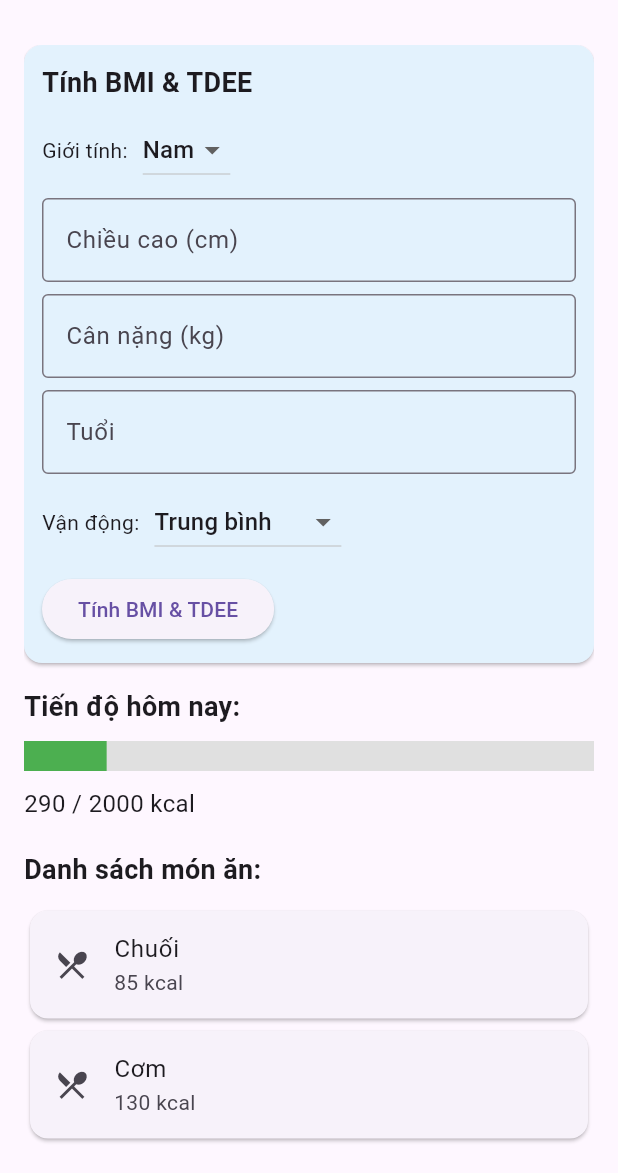
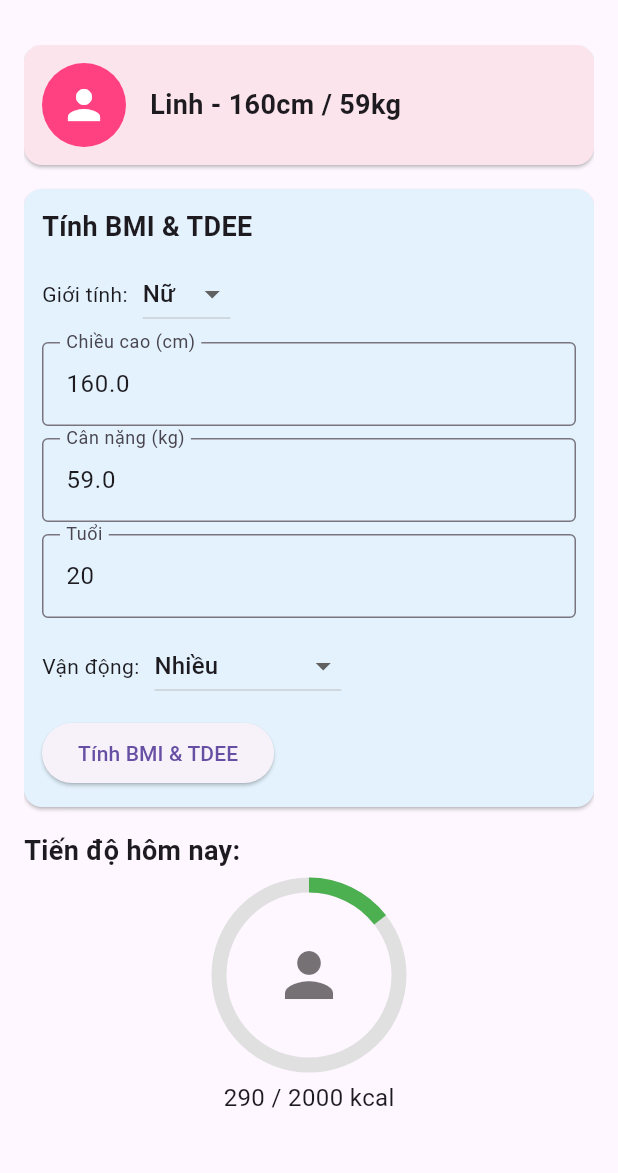
Before and after one commit to phuonglinh000/2025_LTTBDD_N04_Nhom_25, a Flutter app: the screen it shows after launch, on a phone screen of 412 x 824 dp, the part 63-1236 px from its top. Run offline on Flutter 3.47's test engine with Material 3 defaults, Android fonts, the phone set to English and light mode, and no system bars.

Commit message:
thanh tiến độ

```diff
--- a/calories/lib/man_hinh_chinh.dart
+++ b/calories/lib/man_hinh_chinh.dart
@@ -1,45 +1,37 @@
 import 'package:flutter/material.dart';
 
-class man_hinh_chinh
-    extends StatefulWidget {
+class man_hinh_chinh extends StatefulWidget {
   const man_hinh_chinh({super.key});
 
   @override
-  State<man_hinh_chinh> createState() =>
-      _man_hinh_chinhState();
+  State<man_hinh_chinh> createState() => _man_hinh_chinhState();
 }
 
-class _man_hinh_chinhState
-    extends State<man_hinh_chinh> {
-  final List<Map<String, dynamic>>
-  _meals = [
+class _man_hinh_chinhState extends State<man_hinh_chinh> {
+
+  String _userName = 'Linh';
+  double _height = 160;
+  double _weight = 59;
+  int _age = 20;
+  String _gender = 'Nữ';
+  String _activityLevel = 'Nhiều';
+
+
+  final List<Map<String, dynamic>> _meals = [
     {'name': 'Chuối', 'calories': 85},
     {'name': 'Cơm', 'calories': 130},
-    {
-      'name': 'Trứng luộc',
-      'calories': 75,
-    },
+    {'name': 'Trứng luộc', 'calories': 75},
   ];
 
-  final int _goal = 2000;
 
-  final TextEditingController
-  _heightController =
-      TextEditingController();
-  final TextEditingController
-  _weightController =
-      TextEditingController();
-  final TextEditingController
-  _ageController =
-      TextEditingController();
+  final TextEditingController _heightController = TextEditingController();
+  final TextEditingController _weightController = TextEditingController();
+  final TextEditingController _ageController = TextEditingController();
 
   double? _bmi;
   double? _tdee;
-  String _gender = 'Nam';
-  String _activityLevel = 'Trung bình';
 
-  final Map<String, double>
-  _activityFactors = {
+  final Map<String, double> _activityFactors = {
     'Ít vận động': 1.2,
     'Vận động nhẹ': 1.375,
     'Trung bình': 1.55,
@@ -47,49 +39,41 @@ class _man_hinh_chinhState
     'Rất nhiều': 1.9,
   };
 
+  @override
+  void initState() {
+    super.initState();
+    _heightController.text = _height.toString();
+    _weightController.text = _weight.toString();
+    _ageController.text = _age.toString();
+
+  }
+
+
   void _calculateBMIandTDEE() {
-    final heightCm = double.tryParse(
-      _heightController.text,
-    );
-    final weight = double.tryParse(
-      _weightController.text,
-    );
-    final age = int.tryParse(
-      _ageController.text,
-    );
+    final heightCm = double.tryParse(_heightController.text);
+    final weight = double.tryParse(_weightController.text);
+    final age = int.tryParse(_ageController.text);
 
-    if (heightCm == null ||
-        weight == null ||
-        age == null ||
-        heightCm <= 0)
-      return;
+    if (heightCm == null || weight == null || age == null || heightCm <= 0) return;
 
     final heightM = heightCm / 100;
-    final bmi =
-        weight / (heightM * heightM);
+    final bmi = weight / (heightM * heightM);
 
     double bmr;
     if (_gender == 'Nam') {
-      bmr =
-          88.36 +
-          (13.4 * weight) +
-          (4.8 * heightCm) -
-          (5.7 * age);
+      bmr = 88.36 + (13.4 * weight) + (4.8 * heightCm) - (5.7 * age);
     } else {
-      bmr =
-          447.6 +
-          (9.2 * weight) +
-          (3.1 * heightCm) -
-          (4.3 * age);
+      bmr = 447.6 + (9.2 * weight) + (3.1 * heightCm) - (4.3 * age);
     }
 
-    final tdee =
-        bmr *
-        _activityFactors[_activityLevel]!;
+    final tdee = bmr * _activityFactors[_activityLevel]!;
 
     setState(() {
       _bmi = bmi;
       _tdee = tdee;
+      _height = heightCm;
+      _weight = weight;
+      _age = age;
     });
   }
 
@@ -102,318 +86,209 @@ class _man_hinh_chinhState
 
   @override
   Widget build(BuildContext context) {
-    int totalCalories = _meals.fold(
-      0,
-      (sum, item) =>
-          sum +
-          (item['calories'] as int),
-    );
-    double progress =
-        totalCalories / _goal;
-    if (progress > 1) progress = 1;
+    final int totalCalories =
+        _meals.fold(0, (sum, item) => sum + (item['calories'] as int));
+
+    final double goal = _tdee ?? 2000.0;
+
+
+    double progress = (goal > 0) ? (totalCalories / goal) : 0.0;
+    if (progress.isInfinite || progress.isNaN) progress = 0.0;
+    if (progress < 0) progress = 0.0;
+    if (progress > 1) progress = 1.0;
 
     return Scaffold(
       appBar: AppBar(
-        title: const Text(
-          'Calorie Counter',
-        ),
+        title: const Text('Calorie Counter'),
         centerTitle: true,
       ),
       body: Padding(
-        padding: const EdgeInsets.all(
-          16.0,
-        ),
+        padding: const EdgeInsets.all(16.0),
         child: SingleChildScrollView(
-          child: Column(
-            crossAxisAlignment:
-                CrossAxisAlignment
-                    .start,
-            children: [
-              Card(
-                color: Colors.blue[50],
-                margin:
-                    const EdgeInsets.only(
-                      bottom: 16,
+          child:
+              Column(crossAxisAlignment: CrossAxisAlignment.start, children: [
+
+            Card(
+              color: Colors.pink[50],
+              margin: const EdgeInsets.only(bottom: 16),
+              child: Padding(
+                padding: const EdgeInsets.all(12.0),
+                child: Row(
+                  children: [
+                    const CircleAvatar(
+                      radius: 28,
+                      backgroundColor: Colors.pinkAccent,
+                      child: Icon(Icons.person, color: Colors.white, size: 32),
                     ),
-                child: Padding(
-                  padding:
-                      const EdgeInsets.all(
-                        12.0,
+                    const SizedBox(width: 16),
+                    Expanded(
+                      child: Text(
+                        '$_userName - ${_height.toStringAsFixed(0)}cm / ${_weight.toStringAsFixed(0)}kg',
+                        style: const TextStyle(
+                            fontSize: 18, fontWeight: FontWeight.bold),
                       ),
-                  child: Column(
-                    crossAxisAlignment:
-                        CrossAxisAlignment
-                            .start,
+                    ),
+                  ],
+                ),
+              ),
+            ),
+
+
+            Card(
+              color: Colors.blue[50],
+              margin: const EdgeInsets.only(bottom: 16),
+              child: Padding(
+                padding: const EdgeInsets.all(12.0),
+                child: Column(
+                    crossAxisAlignment: CrossAxisAlignment.start,
                     children: [
-                      const Text(
-                        'Tính BMI & TDEE',
-                        style: TextStyle(
-                          fontSize: 18,
-                          fontWeight:
-                              FontWeight
-                                  .bold,
+                      const Text('Tính BMI & TDEE',
+                          style: TextStyle(
+                              fontSize: 18, fontWeight: FontWeight.bold)),
+                      const SizedBox(height: 8),
+                      Row(children: [
+                        const Text('Giới tính:'),
+                        const SizedBox(width: 10),
+                        DropdownButton<String>(
+                          value: _gender,
+                          items: const [
+                            DropdownMenuItem(value: 'Nam', child: Text('Nam')),
+                            DropdownMenuItem(value: 'Nữ', child: Text('Nữ')),
+                          ],
+                          onChanged: (value) {
+                            setState(() {
+                              _gender = value!;
+                            });
+                          },
+                        ),
+                      ]),
+                      const SizedBox(height: 8),
+                      TextField(
+                        controller: _heightController,
+                        keyboardType: TextInputType.number,
+                        decoration: const InputDecoration(
+                          labelText: 'Chiều cao (cm)',
+                          border: OutlineInputBorder(),
                         ),
                       ),
-                      const SizedBox(
-                        height: 8,
-                      ),
-
-                      Row(
-                        children: [
-                          const Text(
-                            'Giới tính:',
-                          ),
-                          const SizedBox(
-                            width: 10,
-                          ),
-                          DropdownButton<
-                            String
-                          >(
-                            value:
-                                _gender,
-                            items: const [
-                              DropdownMenuItem(
-                                value:
-                                    'Nam',
-                                child: Text(
-                                  'Nam',
-                                ),
-                              ),
-                              DropdownMenuItem(
-                                value:
-                                    'Nữ',
-                                child: Text(
-                                  'Nữ',
-                                ),
-                              ),
-                            ],
-                            onChanged: (value) {
-                              setState(() {
-                                _gender =
-                                    value!;
-                              });
-                            },
-                          ),
-                        ],
-                      ),
-
-                      const SizedBox(
-                        height: 8,
-                      ),
+                      const SizedBox(height: 8),
                       TextField(
-                        controller:
-                            _heightController,
-                        keyboardType:
-                            const TextInputType.numberWithOptions(
-                              decimal:
-                                  true,
-                            ),
+                        controller: _weightController,
+                        keyboardType: TextInputType.number,
                         decoration: const InputDecoration(
-                          labelText:
-                              'Chiều cao (cm)',
-                          border:
-                              OutlineInputBorder(),
+                          labelText: 'Cân nặng (kg)',
+                          border: OutlineInputBorder(),
                         ),
                       ),
-                      const SizedBox(
-                        height: 8,
-                      ),
-
+                      const SizedBox(height: 8),
                       TextField(
-                        controller:
-                            _weightController,
-                        keyboardType:
-                            const TextInputType.numberWithOptions(
-                              decimal:
-                                  true,
-                            ),
+                        controller: _ageController,
+                        keyboardType: TextInputType.number,
                         decoration: const InputDecoration(
-                          labelText:
-                              'Cân nặng (kg)',
-                          border:
-                              OutlineInputBorder(),
+                          labelText: 'Tuổi',
+                          border: OutlineInputBorder(),
                         ),
                       ),
-                      const SizedBox(
-                        height: 8,
+                      const SizedBox(height: 8),
+                      Row(children: [
+                        const Text('Vận động:'),
+                        const SizedBox(width: 10),
+                        DropdownButton<String>(
+                          value: _activityLevel,
+                          items: _activityFactors.keys
+                              .map((level) =>
+                                  DropdownMenuItem(value: level, child: Text(level)))
+                              .toList(),
+                          onChanged: (value) {
+                            setState(() {
+                              _activityLevel = value!;
+                            });
+                          },
+                        ),
+                      ]),
+                      const SizedBox(height: 10),
+                      ElevatedButton(
+                        onPressed: _calculateBMIandTDEE,
+                        child: const Text('Tính BMI & TDEE'),
                       ),
+                      if (_bmi != null)
+                        Padding(
+                          padding: const EdgeInsets.only(top: 8),
+                          child: Text(
+                            'BMI: ${_bmi!.toStringAsFixed(1)} (${_getBmiCategory(_bmi!)})',
+                            style: const TextStyle(
+                                fontSize: 16, fontWeight: FontWeight.bold),
+                          ),
+                        ),
+                      if (_tdee != null)
+                        Padding(
+                          padding: const EdgeInsets.only(top: 4),
+                          child: Text(
+                            'TDEE: ${_tdee!.toStringAsFixed(0)} kcal/ngày',
+                            style: const TextStyle(
+                                fontSize: 16, fontWeight: FontWeight.bold),
+                          ),
+                        ),
+                    ]),
+              ),
+            ),
 
-                      TextField(
-                        controller:
-                            _ageController,
-                        keyboardType:
-                            const TextInputType.numberWithOptions(
-                              decimal:
-                                  true,
-                            ),
-                        decoration:
-                            const InputDecoration(
-                              labelText:
-                                  'Tuổi',
-                              border:
-                                  OutlineInputBorder(),
-                            ),
-                      ),
-                      const SizedBox(
-                        height: 8,
-                      ),
 
-                      Row(
-                        children: [
-                          const Text(
-                            'Vận động:',
-                          ),
-                          const SizedBox(
-                            width: 10,
-                          ),
-                          DropdownButton<
-                            String
-                          >(
-                            value:
-                                _activityLevel,
-                            items: _activityFactors
-                                .keys
-                                .map(
-                                  (
-                                    level,
-                                  ) => DropdownMenuItem(
-                                    value:
-                                        level,
-                                    child: Text(
-                                      level,
-                                    ),
-                                  ),
-                                )
-                                .toList(),
-                            onChanged: (value) {
-                              setState(() {
-                                _activityLevel =
-                                    value!;
-                              });
-                            },
-                          ),
-                        ],
-                      ),
-                      const SizedBox(
-                        height: 10,
-                      ),
-
-                      ElevatedButton(
-                        onPressed:
-                            _calculateBMIandTDEE,
-                        child: const Text(
-                          'Tính BMI & TDEE',
+            const Text('Tiến độ hôm nay:',
+                style: TextStyle(fontSize: 18, fontWeight: FontWeight.bold)),
+            const SizedBox(height: 10),
+            Center(
+              child: Column(
+                children: [
+                  Stack(
+                    alignment: Alignment.center,
+                    children: [
+                      SizedBox(
+                        height: 120,
+                        width: 120,
+                        child: CircularProgressIndicator(
+                          value: progress,
+                          strokeWidth: 10,
+                          backgroundColor: Colors.grey[300],
+                          color: progress < 0.7 ? Colors.green : Colors.orange,
                         ),
                       ),
 
-                      if (_bmi !=
-                          null) ...[
-                        const SizedBox(
-                          height: 8,
-                        ),
-                        Text(
-                          'BMI: ${_bmi!.toStringAsFixed(1)} (${_getBmiCategory(_bmi!)})',
-                          style: const TextStyle(
-                            fontSize:
-                                16,
-                            fontWeight:
-                                FontWeight
-                                    .bold,
-                          ),
-                        ),
-                      ],
+                      const Icon(Icons.person, size: 48, color: Colors.black54),
 
-                      if (_tdee !=
-                          null) ...[
-                        const SizedBox(
-                          height: 4,
-                        ),
-                        Text(
-                          'TDEE: ${_tdee!.toStringAsFixed(0)} kcal/ngày',
-                          style: const TextStyle(
-                            fontSize:
-                                16,
-                            fontWeight:
-                                FontWeight
-                                    .bold,
-                          ),
-                        ),
-                      ],
+
+
+
                     ],
                   ),
-                ),
+                  const SizedBox(height: 10),
+                  Text('${totalCalories.toStringAsFixed(0)} / ${goal.toStringAsFixed(0)} kcal',
+                      style: const TextStyle(fontSize: 16)),
+                ],
               ),
+            ),
 
-              const Text(
-                'Tiến độ hôm nay:',
-                style: TextStyle(
-                  fontSize: 18,
-                  fontWeight:
-                      FontWeight.bold,
-                ),
-              ),
-              const SizedBox(
-                height: 10,
-              ),
-              LinearProgressIndicator(
-                value: progress,
-                minHeight: 20,
-                backgroundColor:
-                    Colors.grey[300],
-                color: Colors.green,
-              ),
-              const SizedBox(
-                height: 10,
-              ),
-              Text(
-                '$totalCalories / $_goal kcal',
-                style: const TextStyle(
-                  fontSize: 16,
-                ),
-              ),
+            const SizedBox(height: 20),
+            const Text('Danh sách món đã ăn:',
+                style: TextStyle(fontSize: 18, fontWeight: FontWeight.bold)),
+            const SizedBox(height: 10),
 
-              const SizedBox(
-                height: 20,
-              ),
-              const Text(
-                'Danh sách món ăn:',
-                style: TextStyle(
-                  fontSize: 18,
-                  fontWeight:
-                      FontWeight.bold,
-                ),
-              ),
-              const SizedBox(
-                height: 10,
-              ),
-
-              ListView.builder(
-                shrinkWrap: true,
-                physics:
-                    const NeverScrollableScrollPhysics(),
-                itemCount:
-                    _meals.length,
-                itemBuilder: (context, index) {
-                  final meal =
-                      _meals[index];
-                  return Card(
-                    child: ListTile(
-                      leading: const Icon(
-                        Icons
-                            .restaurant_menu,
-                      ),
-                      title: Text(
-                        meal['name'],
-                      ),
-                      subtitle: Text(
-                        '${meal['calories']} kcal',
-                      ),
-                    ),
-                  );
-                },
-              ),
-            ],
-          ),
+            ListView.builder(
+              shrinkWrap: true,
+              physics: const NeverScrollableScrollPhysics(),
+              itemCount: _meals.length,
+              itemBuilder: (context, index) {
+                final meal = _meals[index];
+                return Card(
+                  child: ListTile(
+                    leading: const Icon(Icons.restaurant_menu),
+                    title: Text(meal['name']),
+                    subtitle: Text('${meal['calories']} kcal'),
+                  ),
+                );
+              },
+            ),
+          ]),
         ),
       ),
     );
```
